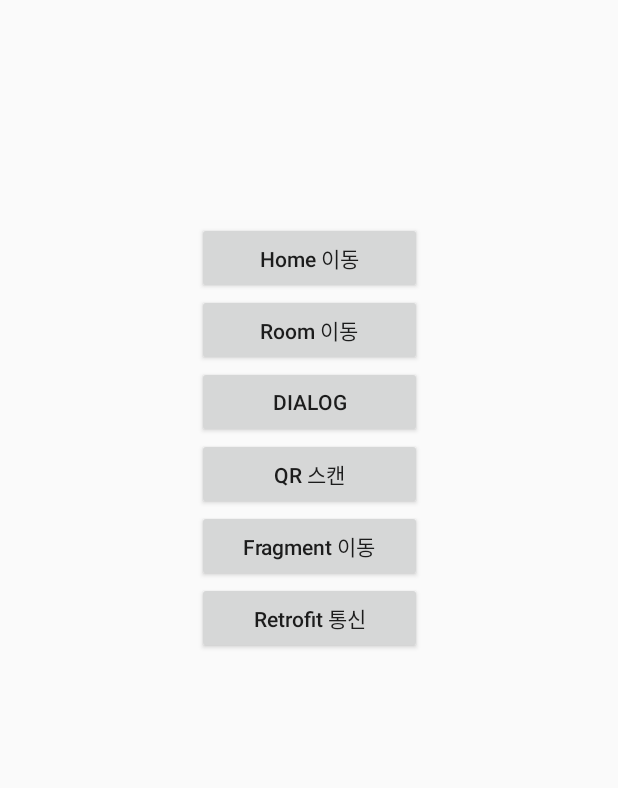
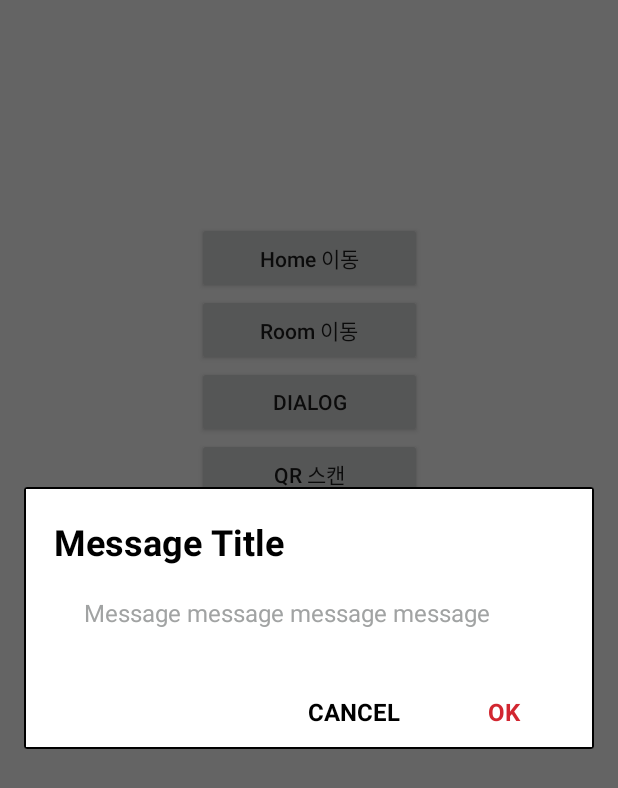
Before and after one commit to daejong-yoo/KotlinTemplate, an Android app: the screen it shows after launch (MainActivity), after a tap on "DIALOG", on a phone screen of 412 x 824 dp. Shown: the top 788 px of the screen. Run offline under Robolectric (Android 15) with nearby library versions, the phone set to English and light mode, and no system bars; our stand-ins replace data binding; libraries missing offline, so code that uses them is left out: com.journeyapps.barcodescanner; pictures from the network do not load.

Commit message:
[MessageDialog] dialog Data-binding 적용

```diff
--- a/app/src/main/java/com/example/kotlintemplate/dialog/MessageDialog.kt
+++ b/app/src/main/java/com/example/kotlintemplate/dialog/MessageDialog.kt
@@ -1,39 +1,25 @@
 package com.example.kotlintemplate.dialog
 
+import android.app.ActionBar.LayoutParams
 import android.app.Activity
 import android.app.Dialog
-import android.os.Bundle
 import android.view.Window
-import android.widget.TextView
+import androidx.databinding.DataBindingUtil
 import com.example.kotlintemplate.R
-import com.example.kotlintemplate.extension.setOnSingleClickListener
+import com.example.kotlintemplate.common.OnSingleClickListener
+import com.example.kotlintemplate.databinding.DialogMessageBinding
 import com.example.kotlintemplate.util.GLog
 
-class MessageDialog(activity: Activity) : Dialog(activity, android.R.style.Theme_Translucent_NoTitleBar_Fullscreen) {
-    private lateinit var tvOk: TextView
-    private lateinit var tvCancel: TextView
+class MessageDialog(activity: Activity, mClickListener: OnSingleClickListener) : Dialog(activity) {
+    private val binding: DialogMessageBinding by lazy { DataBindingUtil.inflate(layoutInflater, R.layout.dialog_message, null, false) }
 
-    constructor(activity: Activity, enableTitle: Boolean) : this(activity) {
+    init {
+        GLog.i("call:: TestDialog init")
+        requestWindowFeature(Window.FEATURE_NO_TITLE)
 
-    }
+        setContentView(binding.root)
 
-    override fun onCreate(savedInstanceState: Bundle?) {
-        super.onCreate(savedInstanceState)
-
-        requestWindowFeature(Window.FEATURE_NO_TITLE) //타이틀바 삭제
-        setContentView(R.layout.dialog_message)
-
-        tvOk = findViewById(R.id.tv_ok)
-        tvCancel = findViewById(R.id.tv_cancel)
-
-        tvOk.setOnSingleClickListener {
-            GLog.i("call :: tvOk")
-            dismiss()
-        }
-
-        tvCancel.setOnSingleClickListener {
-            GLog.i("call :: tvCancel")
-            dismiss()
-        }
+        binding.listener = mClickListener
+        window?.setLayout(LayoutParams.MATCH_PARENT, LayoutParams.WRAP_CONTENT)
     }
 }
--- a/app/src/main/java/com/example/kotlintemplate/ui/activity/MainActivity.kt
+++ b/app/src/main/java/com/example/kotlintemplate/ui/activity/MainActivity.kt
@@ -1,14 +1,15 @@
 package com.example.kotlintemplate.ui.activity
 
 import android.content.Intent
-import android.content.res.Configuration
 import android.os.Build
 import android.widget.Toast
 import androidx.lifecycle.ViewModelProvider
 import com.example.kotlintemplate.R
 import com.example.kotlintemplate.base.BaseActivity
 import com.example.kotlintemplate.common.Constant
+import com.example.kotlintemplate.common.OnSingleClickListener
 import com.example.kotlintemplate.databinding.ActivityMainBinding
+import com.example.kotlintemplate.dialog.MessageDialog
 import com.example.kotlintemplate.extension.setOnSingleClickListener
 import com.example.kotlintemplate.network.model.singlePhoto.CustomList
 import com.example.kotlintemplate.network.model.singlePhoto.SinglePhotoModel
@@ -18,6 +19,9 @@ import com.example.kotlintemplate.util.GLog
 import com.example.kotlintemplate.viewmodel.CustomListViewModel
 import com.journeyapps.barcodescanner.ScanContract
 import com.journeyapps.barcodescanner.ScanOptions
+import kotlinx.coroutines.CoroutineScope
+import kotlinx.coroutines.Dispatchers
+import kotlinx.coroutines.launch
 import retrofit2.Call
 import retrofit2.Callback
 import retrofit2.Response
@@ -60,15 +64,11 @@ class MainActivity : BaseActivity<ActivityMainBinding>(R.layout.activity_main) {
 
         binding.btnDialog.setOnSingleClickListener {
             GLog.i("dialog button onClick")
-//            MessageDialog(mActivity).show()
-            val configuration = Configuration(resources.configuration)
-            configuration.setLocale(Locale(Locale.US.toString()))
+            CoroutineScope(Dispatchers.Main).launch {
+                MessageDialog(mActivity, OnSingleClickListener {
 
-            intent = baseContext.packageManager.getLaunchIntentForPackage(baseContext.packageName)
-            intent.addFlags(Intent.FLAG_ACTIVITY_CLEAR_TASK)
-            intent.addFlags(Intent.FLAG_ACTIVITY_NEW_TASK)
-            startActivity(intent)
-            finish()
+                }).show()
+            }
         }
 
         binding.btnToRoom.setOnSingleClickListener {
@@ -128,6 +128,7 @@ class MainActivity : BaseActivity<ActivityMainBinding>(R.layout.activity_main) {
                                     GLog.e("data is null")
                                 }
                             }
+
                             else -> {
                                 GLog.e("실패 : $errMsg")
                             }
--- a/app/src/main/res/layout/dialog_message.xml
+++ b/app/src/main/res/layout/dialog_message.xml
@@ -1,77 +1,90 @@
 <?xml version="1.0" encoding="utf-8"?>
+<layout xmlns:app="http://schemas.android.com/apk/res-auto"
+    xmlns:tools="http://schemas.android.com/tools">
+
+    <data>
+
+        <variable
+            name="listener"
+            type="com.example.kotlintemplate.common.OnSingleClickListener" />
+    </data>
+
     <androidx.constraintlayout.widget.ConstraintLayout xmlns:android="http://schemas.android.com/apk/res/android"
-    xmlns:app="http://schemas.android.com/apk/res-auto"
         android:layout_width="match_parent"
-    android:layout_height="match_parent"
-    android:layout_gravity="center"
-    android:background="@color/color_B3747474">
+        android:layout_height="match_parent">
 
-    <View
-        android:id="@+id/view_parent"
+        <androidx.constraintlayout.widget.ConstraintLayout
             android:layout_width="match_parent"
-        android:layout_height="220dp"
-        android:layout_marginLeft="10dp"
-        android:layout_marginRight="10dp"
+            android:layout_height="wrap_content"
             android:background="@drawable/shape_dialog_bg"
             app:layout_constraintBottom_toBottomOf="parent"
             app:layout_constraintLeft_toLeftOf="parent"
             app:layout_constraintRight_toRightOf="parent"
-        app:layout_constraintTop_toTopOf="parent" />
+            app:layout_constraintTop_toTopOf="parent">
 
             <TextView
                 android:id="@+id/tv_title"
                 android:layout_width="0dp"
                 android:layout_height="wrap_content"
-        android:layout_marginLeft="20dp"
-        android:layout_marginTop="20dp"
+                android:layout_margin="20dp"
                 android:ellipsize="end"
                 android:maxLines="1"
                 android:text="Message Title"
                 android:textColor="@color/black"
-        android:textSize="20dp"
+                android:textSize="24dp"
                 android:textStyle="bold"
-        app:layout_constraintLeft_toLeftOf="@+id/view_parent"
-        app:layout_constraintRight_toRightOf="@+id/tv_ok"
-        app:layout_constraintTop_toTopOf="@+id/view_parent" />
+                app:layout_constraintLeft_toLeftOf="parent"
+                app:layout_constraintRight_toRightOf="parent"
+                app:layout_constraintTop_toTopOf="parent"
+                tools:text="Message Title" />
 
             <TextView
-        android:id="@+id/tv_desc"
+                android:id="@+id/tv_sub"
                 android:layout_width="0dp"
                 android:layout_height="wrap_content"
                 android:layout_marginLeft="20dp"
                 android:layout_marginTop="20dp"
+                android:layout_marginRight="20dp"
                 android:ellipsize="end"
                 android:maxLines="4"
-        android:text="asadfasdfasdfasd"
+                android:text="Message message message message"
                 android:textColor="@color/color_A1A3A3"
                 android:textSize="16dp"
                 app:layout_constraintLeft_toLeftOf="@+id/tv_title"
-        app:layout_constraintRight_toRightOf="@+id/tv_ok"
-        app:layout_constraintTop_toBottomOf="@+id/tv_title" />
+                app:layout_constraintRight_toRightOf="@+id/tv_title"
+                app:layout_constraintTop_toBottomOf="@+id/tv_title"
+                tools:text="Message message message message Message message message message Message message message message Message message message message" />
 
             <TextView
                 android:id="@+id/tv_ok"
-        android:layout_width="55dp"
-        android:layout_height="30dp"
-        android:layout_marginRight="20dp"
-        android:layout_marginBottom="20dp"
+                android:layout_width="80dp"
+                android:layout_height="50dp"
+                android:layout_marginTop="30dp"
                 android:gravity="center"
+                android:onClick="@{v -> listener.onClick(v)}"
                 android:text="@string/label_ok"
                 android:textColor="@color/color_D22630"
+                android:textSize="16dp"
                 android:textStyle="bold"
-        app:layout_constraintBottom_toBottomOf="@+id/view_parent"
-        app:layout_constraintRight_toRightOf="@+id/view_parent" />
+                app:layout_constraintRight_toRightOf="@+id/tv_title"
+                app:layout_constraintTop_toBottomOf="@+id/tv_sub"
+                tools:text="@string/label_ok" />
 
             <TextView
                 android:id="@+id/tv_cancel"
-        android:layout_width="55dp"
-        android:layout_height="30dp"
-        android:layout_marginRight="30dp"
+                android:layout_width="80dp"
+                android:layout_height="50dp"
+                android:layout_marginRight="20dp"
                 android:gravity="center"
+                android:onClick="@{v -> listener.onClick(v)}"
                 android:text="@string/label_cancel"
                 android:textColor="@color/black"
+                android:textSize="16dp"
                 android:textStyle="bold"
-        app:layout_constraintBottom_toBottomOf="@+id/tv_ok"
-        app:layout_constraintRight_toLeftOf="@+id/tv_ok" />
+                app:layout_constraintRight_toLeftOf="@+id/tv_ok"
+                app:layout_constraintTop_toTopOf="@+id/tv_ok" />
+        </androidx.constraintlayout.widget.ConstraintLayout>
+
 
     </androidx.constraintlayout.widget.ConstraintLayout>
+</layout>
```
Lines whose indentation alone changed are shown as unchanged.
